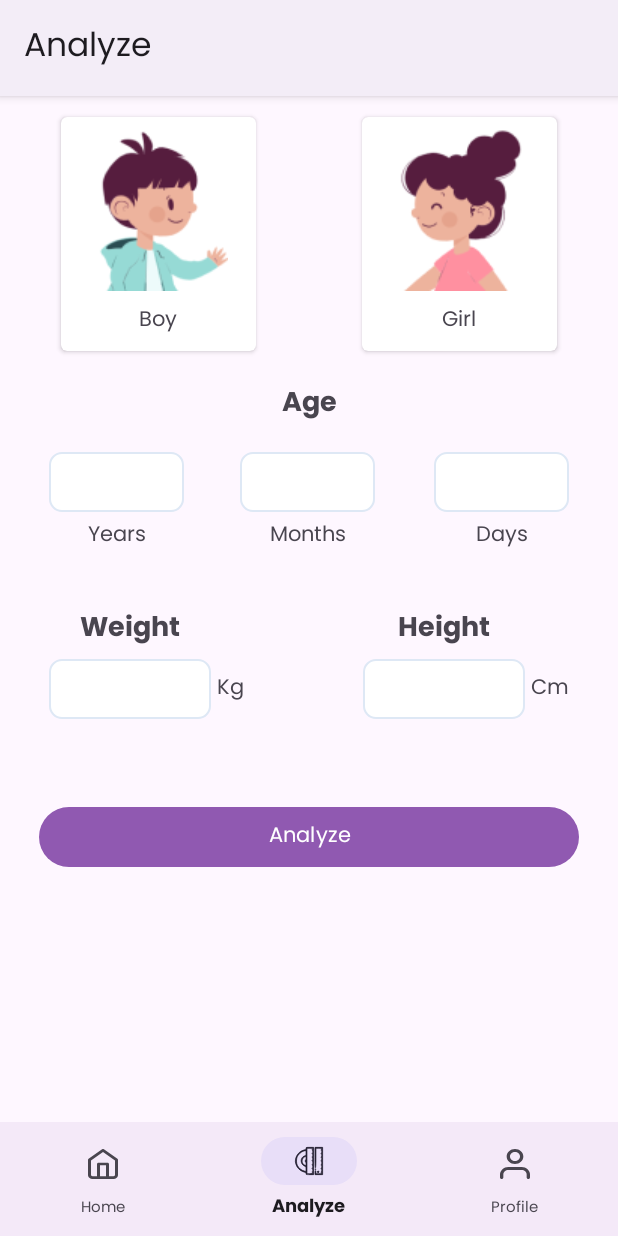
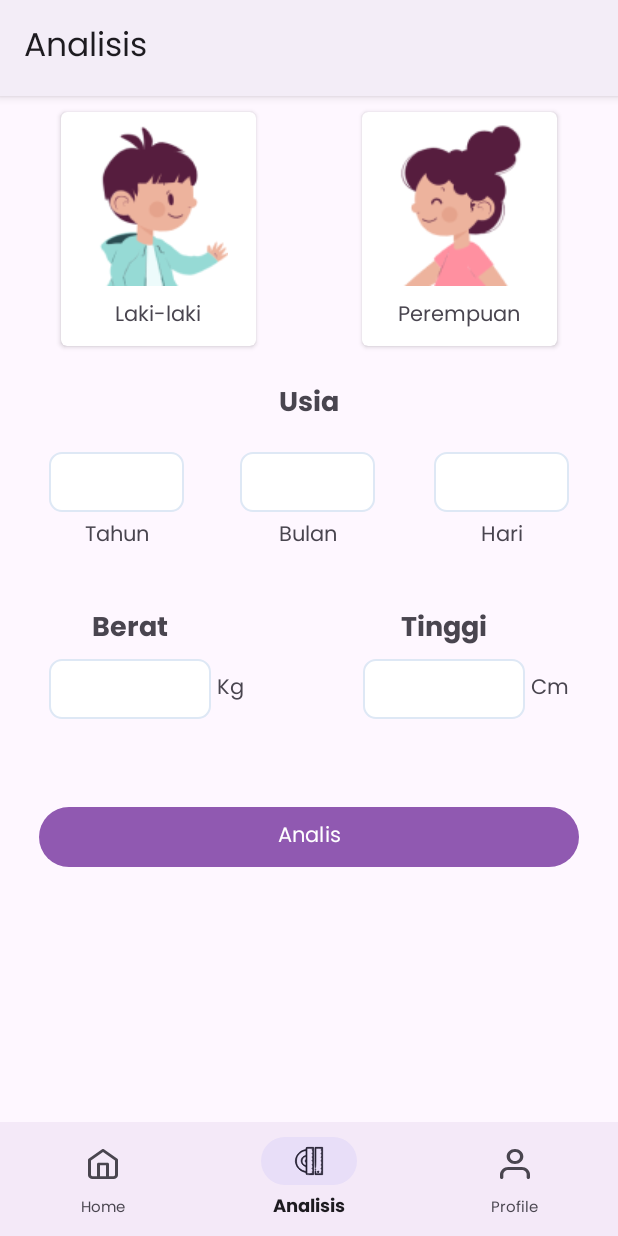
Before and after one commit to StuntShield/stuntshield-application, an Android app: the AnalyzeFragment screen opened through its navigation route, on a phone screen of 412 x 824 dp. Run offline under Robolectric (Android 15) with nearby library versions, the phone set to English and light mode, and no system bars; our stand-ins replace navigation-ui; 3 statements that could not run were skipped.

Commit message:
Updated the analyze API and respone

```diff
--- a/app/build.gradle.kts
+++ b/app/build.gradle.kts
@@ -1,6 +1,7 @@
 plugins {
     alias(libs.plugins.android.application)
     alias(libs.plugins.jetbrains.kotlin.android)
+    id("kotlin-parcelize")
 }
 
 android {
@@ -15,7 +16,7 @@ android {
         versionName = "1.0"
 
         testInstrumentationRunner = "androidx.test.runner.AndroidJUnitRunner"
-        buildConfigField("String", "ARTICLE_API", "\"https://stuntshield-v1-u6viyjhgqa-uc.a.run.app/\"")
+        buildConfigField("String", "BASE_URL", "\"https://stuntshield-v1-u6viyjhgqa-uc.a.run.app/\"")
     }
 
     buildTypes {
@@ -54,7 +55,6 @@ dependencies {
     androidTestImplementation(libs.androidx.espresso.core)
     implementation(libs.glide)
 
-
     implementation(libs.androidx.datastore.preferences)
     implementation(libs.kotlinx.coroutines.core)
     implementation(libs.kotlinx.coroutines.android)
--- a/app/src/main/java/com/geby/stuntshield/data/remote/ApiConfig.kt
+++ b/app/src/main/java/com/geby/stuntshield/data/remote/ApiConfig.kt
@@ -1,20 +1,24 @@
 package com.geby.stuntshield.data.remote
 
+import com.geby.stuntshield.BuildConfig
 import okhttp3.OkHttpClient
 import okhttp3.logging.HttpLoggingInterceptor
 import retrofit2.Retrofit
 import retrofit2.converter.gson.GsonConverterFactory
+import java.util.concurrent.TimeUnit
 
 class ApiConfig {
-    fun getApiService(baseUrl: String): ApiService {
+    fun getApiService(): ApiService {
         val loggingInterceptor =
             HttpLoggingInterceptor().setLevel(HttpLoggingInterceptor.Level.BODY)
         val client = OkHttpClient.Builder()
+            .connectTimeout(30, TimeUnit.SECONDS) // waktu tunggu koneksi
+            .readTimeout(30, TimeUnit.SECONDS) // waktu tunggu membaca data
+            .writeTimeout(30, TimeUnit.SECONDS)
             .addInterceptor(loggingInterceptor)
             .build()
         val retrofit = Retrofit.Builder()
-            .baseUrl(baseUrl) // Gunakan baseUrl yang diberikan saat membuat instance ApiService
-//            .baseUrl("https://api-model-u6viyjhgqa-uc.a.run.app/")
+            .baseUrl(BuildConfig.BASE_URL)
             .addConverterFactory(GsonConverterFactory.create())
             .client(client)
             .build()
--- a/app/src/main/java/com/geby/stuntshield/data/remote/ApiService.kt
+++ b/app/src/main/java/com/geby/stuntshield/data/remote/ApiService.kt
@@ -11,13 +11,14 @@ import retrofit2.http.Part
 
 interface ApiService {
     @Multipart
-    @POST("prediction")
+    @POST("stunting-classification")
     suspend fun analyzeData(
         @Part("year") year: RequestBody,
         @Part("month") month: RequestBody,
         @Part("day") day: RequestBody,
         @Part("jenis_kelamin") jenis_kelamin: RequestBody,
-        @Part("tinggi_badan") tinggi_badan: RequestBody
+        @Part("tinggi_badan") tinggi_badan: RequestBody,
+        @Part("berat_badan") berat_badan: RequestBody
     ): AnalyzeResponse
 
     @GET("articles")
--- a/app/src/main/java/com/geby/stuntshield/ui/ViewModelFactory.kt
+++ b/app/src/main/java/com/geby/stuntshield/ui/ViewModelFactory.kt
@@ -1,16 +1,45 @@
 package com.geby.stuntshield.ui
 
+import android.content.Context
 import androidx.lifecycle.ViewModel
 import androidx.lifecycle.ViewModelProvider
 import com.geby.stuntshield.data.local.pref.UserPreference
+import com.geby.stuntshield.data.local.pref.dataStore
+import com.geby.stuntshield.data.repository.AnalyzeRepository
+import com.geby.stuntshield.di.Injection
+import com.geby.stuntshield.ui.analyze.AnalyzeViewModel
 
-class ViewModelFactory(private val pref: UserPreference) : ViewModelProvider.NewInstanceFactory() {
+class ViewModelFactory(
+    private val userPreference: UserPreference? = null,
+    private val analyzeRepository: AnalyzeRepository? = null
+) : ViewModelProvider.NewInstanceFactory() {
 
     @Suppress("UNCHECKED_CAST")
     override fun <T : ViewModel> create(modelClass: Class<T>): T {
-        if (modelClass.isAssignableFrom(MainViewModel::class.java)) {
-            return MainViewModel(pref) as T
+        return when {
+            modelClass.isAssignableFrom(MainViewModel::class.java) -> {
+                MainViewModel(userPreference!!) as T
+            }
+            modelClass.isAssignableFrom(AnalyzeViewModel::class.java) -> {
+                AnalyzeViewModel(analyzeRepository!!) as T
+            }
+            // Add other ViewModel classes here
+            else -> throw IllegalArgumentException("Unknown ViewModel class: " + modelClass.name)
         }
-        throw IllegalArgumentException("Unknown ViewModel class: " + modelClass.name)
+    }
+
+    companion object {
+        @Volatile
+        private var instance: ViewModelFactory? = null
+
+        @JvmStatic
+        fun getInstance(context: Context): ViewModelFactory {
+            return instance ?: synchronized(this) {
+                instance ?: ViewModelFactory(
+                    UserPreference.getInstance(context.dataStore),
+                    Injection.provideRepository()
+                )
+            }.also { instance = it }
+        }
     }
 }
--- a/app/src/main/java/com/geby/stuntshield/ui/analyze/AnalyzeViewModel.kt
+++ b/app/src/main/java/com/geby/stuntshield/ui/analyze/AnalyzeViewModel.kt
@@ -1,7 +1,9 @@
 package com.geby.stuntshield.ui.analyze
 
 import androidx.lifecycle.ViewModel
+import com.geby.stuntshield.data.repository.AnalyzeRepository
 
-class AnalyzeViewModel : ViewModel() {
-
+class AnalyzeViewModel(private val repository: AnalyzeRepository) : ViewModel() {
+    fun analyzeData(gender: String, years: String, months: String, days: String, weight: String, height: String) =
+        repository.analyzeData(gender, years, months, days, height, weight)
 }
--- a/app/src/main/java/com/geby/stuntshield/ui/auth/LoginActivity.kt
+++ b/app/src/main/java/com/geby/stuntshield/ui/auth/LoginActivity.kt
@@ -33,8 +33,12 @@ class LoginActivity : AppCompatActivity() {
         setContentView(binding.root)
 
         val pref = UserPreference.getInstance(application.dataStore)
-        val preferenceViewModel = ViewModelProvider(this, ViewModelFactory(pref))[MainViewModel::class.java]
 
+        // Mendapatkan instance ViewModelFactory dengan UserPreference
+        val viewModelFactory = ViewModelFactory(pref)
+
+        // Mendapatkan instance MainViewModel dengan ViewModelFactory yang sudah memiliki UserPreference
+        val preferenceViewModel = ViewModelProvider(this, viewModelFactory)[MainViewModel::class.java]
         val options = FirebaseOptions.Builder()
             .setApiKey("AIzaSyAs_cmapQSa7T9Ovu5rbqScJCDtRxh12F4")
             .setApplicationId("stuntshield")
--- a/app/src/main/java/com/geby/stuntshield/ui/home/HomeViewModel.kt
+++ b/app/src/main/java/com/geby/stuntshield/ui/home/HomeViewModel.kt
@@ -4,7 +4,6 @@ import android.util.Log
 import androidx.lifecycle.LiveData
 import androidx.lifecycle.MutableLiveData
 import androidx.lifecycle.ViewModel
-import com.geby.stuntshield.BuildConfig
 import com.geby.stuntshield.data.remote.ApiConfig
 import com.geby.stuntshield.data.response.ArticleResponse
 import com.geby.stuntshield.data.response.ResultsItem
@@ -34,7 +33,7 @@ class HomeViewModel : ViewModel() {
     fun showArticleList() {
         _isLoading.value = true
         _isError.value = false
-        val item = ApiConfig().getApiService(BuildConfig.ARTICLE_API).getArticles()
+        val item = ApiConfig().getApiService().getArticles()
         item.enqueue(object : Callback<ArticleResponse> {
             override fun onResponse(call: Call<ArticleResponse>,
                                     response: Response<ArticleResponse>
--- a/app/src/main/res/layout/fragment_analyze.xml
+++ b/app/src/main/res/layout/fragment_analyze.xml
@@ -1,10 +1,14 @@
 <?xml version="1.0" encoding="utf-8"?>
-<androidx.constraintlayout.widget.ConstraintLayout xmlns:android="http://schemas.android.com/apk/res/android"
+<ScrollView xmlns:android="http://schemas.android.com/apk/res/android"
     xmlns:app="http://schemas.android.com/apk/res-auto"
     xmlns:tools="http://schemas.android.com/tools"
     android:layout_width="match_parent"
     android:layout_height="match_parent"
     tools:context=".ui.analyze.AnalyzeFragment">
+
+    <androidx.constraintlayout.widget.ConstraintLayout
+        android:layout_width="match_parent"
+        android:layout_height="match_parent">
 
         <androidx.constraintlayout.widget.Guideline
             android:id="@+id/gl_top"
@@ -26,7 +30,6 @@
             android:layout_height="wrap_content"
             android:orientation="vertical"
             app:layout_constraintGuide_percent="0.92" />
-
 
         <androidx.cardview.widget.CardView
             android:id="@+id/boy_cv"
@@ -122,11 +125,11 @@
             android:layout_width="90dp"
             android:layout_height="40dp"
             android:layout_marginTop="16dp"
+            android:background="@drawable/edit_text_border"
             android:gravity="center"
-        android:background="@drawable/edit_text_border"
+            android:inputType="number"
             app:layout_constraintStart_toStartOf="@+id/gl_left"
             app:layout_constraintTop_toBottomOf="@+id/tv_age"
-        android:inputType="number"
 
             tools:ignore="SpeakableTextPresentCheck" />
 
@@ -274,4 +277,19 @@
             app:layout_constraintEnd_toEndOf="parent"
             app:layout_constraintStart_toStartOf="parent"
             app:layout_constraintTop_toTopOf="@+id/gl_button" />
+
+        <ProgressBar
+            android:id="@+id/progressBar"
+            style="?android:attr/progressBarStyle"
+            android:layout_width="wrap_content"
+            android:layout_height="wrap_content"
+            android:visibility="gone"
+            app:layout_constraintBottom_toBottomOf="parent"
+            app:layout_constraintEnd_toEndOf="parent"
+            app:layout_constraintStart_toStartOf="parent"
+            app:layout_constraintTop_toTopOf="parent"
+            tools:visibility="visible" />
+
     </androidx.constraintlayout.widget.ConstraintLayout>
+
+</ScrollView>
--- a/app/src/main/res/layout/item_row_article.xml
+++ b/app/src/main/res/layout/item_row_article.xml
@@ -54,7 +54,6 @@
             card_view:layout_constraintTop_toBottomOf="@+id/tv_item_name"
             tools:text="@string/article_preview" />
 
-
     </androidx.constraintlayout.widget.ConstraintLayout>
 </androidx.cardview.widget.CardView>
 
--- a/app/src/main/res/values/strings.xml
+++ b/app/src/main/res/values/strings.xml
@@ -1,21 +1,21 @@
 <resources>
     <string name="app_name">StuntShield</string>
     <string name="your_web_client_id">654080549977-7rc3vnrlgndhctcu2moljqu8pgq01c4p.apps.googleusercontent.com</string>
-    <string name="boy">Boy</string>
-    <string name="girl">Girl</string>
-    <string name="age">Age</string>
-    <string name="tv_months">Months</string>
-    <string name="tv_years">Years</string>
-    <string name="tv_days">Days</string>
-    <string name="tv_weight">Weight</string>
+    <string name="boy">Laki-laki</string>
+    <string name="girl">Perempuan</string>
+    <string name="age">Usia</string>
+    <string name="tv_months">Bulan</string>
+    <string name="tv_years">Tahun</string>
+    <string name="tv_days">Hari</string>
+    <string name="tv_weight">Berat</string>
     <string name="tv_kg">Kg</string>
     <string name="tv_cm">Cm</string>
-    <string name="analyze">Analyze</string>
+    <string name="analyze">Analis</string>
     <string name="title_activity_main">MainActivity</string>
     <string name="title_home">Home</string>
-    <string name="title_analyze">Analyze</string>
+    <string name="title_analyze">Analisis</string>
     <string name="title_profile">Profile</string>
-    <string name="height">Height</string>
+    <string name="height">Tinggi</string>
     <string name="tv_login">Login</string>
     <string name="tv_email">Email</string>
     <string name="supporting_image">supporting_image</string>
@@ -48,7 +48,6 @@
     <string name="article_preview">Preview Artikel</string>
     <string name="profile_picture">Provile Picture User</string>
     <string name="created_date">Created Date at 30 Desember 2024</string>
-    <string name="title_profile_page">My Profile</string>
     <string name="logout">Logout</string>
     <string name="edit_pict">Edit Pict</string>
 
```
Also changed, not shown: app/src/main/AndroidManifest.xml (+4 -4 lines), app/src/main/java/com/geby/stuntshield/data/ResultState.kt (added, +7 -0 lines), app/src/main/java/com/geby/stuntshield/data/repository/AnalyzeRepository.kt (added, +42 -0 lines), app/src/main/java/com/geby/stuntshield/data/response/AnalyzeResponse.kt (+46 -4 lines), app/src/main/java/com/geby/stuntshield/di/Injection.kt (added, +14 -0 lines), app/src/main/java/com/geby/stuntshield/ui/analyze/AnalyzeFragment.kt (+46 -56 lines), app/src/main/java/com/geby/stuntshield/ui/profile/ProfileFragment.kt (+17 -3 lines), app/src/main/java/com/geby/stuntshield/ui/result/ResultActivity.kt (+15 -4 lines), app/src/main/res/layout/activity_result.xml (+26 -23 lines), app/src/main/res/layout/fragment_profile.xml (+17 -38 lines). Lines whose indentation alone changed are shown as unchanged.
